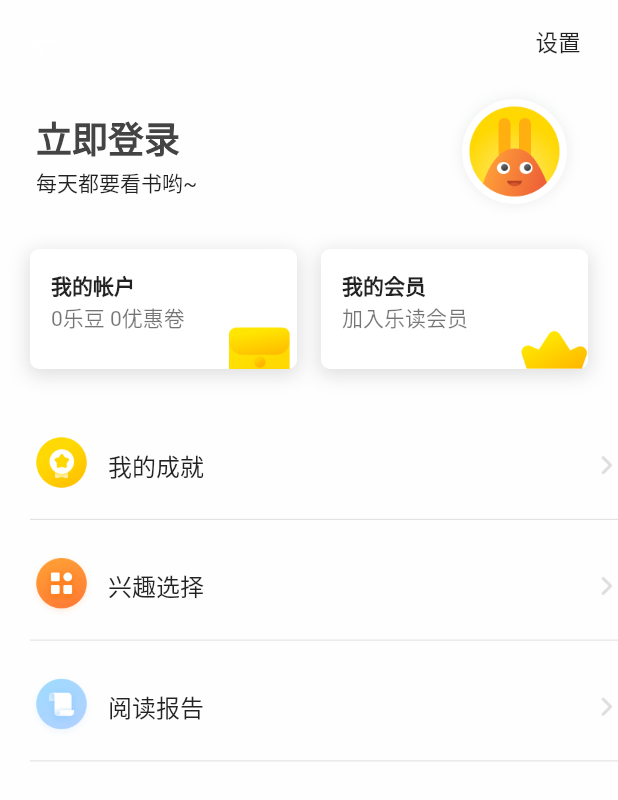
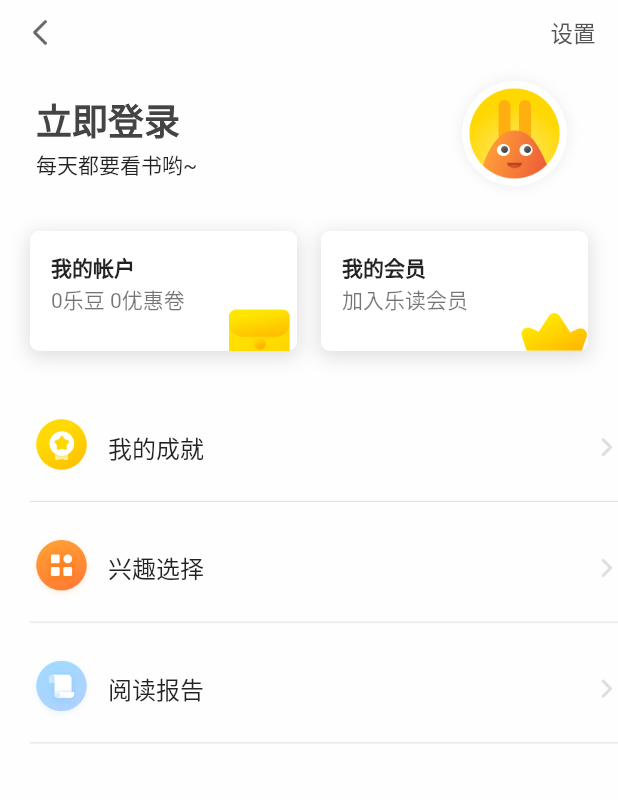
Before and after one commit to jason1024po/flutter_yuedu, a Flutter app: the MyPage screen opened by its route, on a phone screen of 412 x 824 dp. Shown: the top 800 px of the screen. Run offline on Flutter 3.47's test engine with Material 2 defaults, Android fonts, the phone set to English and light mode, and no system bars; our stand-ins replace cached_network_image, flutter_swiper, webview_flutter; missing offline and left inert: flutter_splash_screen, underline_indicator; network calls fail.

Commit message:
代码优化

```diff
--- a/lib/pages/main/main_page.dart
+++ b/lib/pages/main/main_page.dart
@@ -17,9 +17,6 @@ class MainPage extends StatefulWidget {
 class _MainPageState extends State<MainPage> {
   final _defaultColor = Color(0xff999999);
   final _activeColor = Color(0xff666666);
-
-  // 当前选择
-//  int _currentIndex = 0;
 
   // tabBar数据B
   List<Map<String, String>> _tabBarData;
--- a/lib/pages/member/join_member.dart
+++ b/lib/pages/member/join_member.dart
@@ -1,5 +1,5 @@
 import 'package:flutter/material.dart';
-import 'package:flutter_yuedu/widget/appbar_back.dart';
+import 'package:flutter_yuedu/widget/my_app_bar.dart';
 
 const APPBAR_SCROLL_OFFSET = 160;
 
--- a/lib/pages/my/my_page.dart
+++ b/lib/pages/my/my_page.dart
@@ -5,6 +5,7 @@ import 'package:flutter_yuedu/pages/member/join_member.dart';
 import 'package:flutter_yuedu/pages/member/my_account.dart';
 import 'package:flutter_yuedu/pages/setting/setting_page.dart';
 import 'package:flutter_yuedu/util/app_navigator.dart';
+import 'package:flutter_yuedu/widget/my_app_bar.dart';
 import 'package:provider/provider.dart';
 
 class MyPage extends StatefulWidget {
@@ -38,25 +39,25 @@ class _MyPageState extends State<MyPage> with AutomaticKeepAliveClientMixin {
     super.build(context);
     return Scaffold(
       backgroundColor: Color(0xfffefefe),
-      appBar: AppBar(
-        brightness: Brightness.light,
-        elevation: elevation,
-        backgroundColor: Color(0xfffefefe),
+      appBar: MyAppBar(
         actions: <Widget>[
           SizedBox(
-            width: 80,
-            height: 30,
+            width: 60,
             child: FlatButton(
-              child: Text(
-                "设置",
-                style: TextStyle(fontSize: 15),
+              padding: const EdgeInsets.all(0),
+              child: Align(
+                alignment: Alignment.center,
+                child: Text(
+                  "设置",
+                  style: TextStyle(fontSize: 15, color: Color(0xff555555)),
+                ),
               ),
               onPressed: () {
                 Navigator.of(context).push(
                     MaterialPageRoute(builder: (context) => SettingPage()));
               },
             ),
-          )
+          ),
         ],
       ),
       body: NotificationListener<ScrollNotification>(
--- /dev/null
+++ b/lib/widget/my_app_bar.dart
@@ -0,0 +1,47 @@
+import 'package:flutter/material.dart';
+
+/// appbar 返回按钮类型
+enum AppBarBackType { Back, Close }
+
+// 自定义 AppBar
+class MyAppBar extends AppBar with PreferredSizeWidget {
+  @override
+  get preferredSize => Size.fromHeight(44);
+  MyAppBar(
+      {Key key,
+      Widget title,
+      AppBarBackType leadingType,
+      Widget leading,
+      Brightness brightness,
+      Color backgroundColor,
+      List<Widget> actions,
+      double elevation})
+      : super(
+          key: key,
+          title: title,
+          brightness: brightness ?? Brightness.light,
+          backgroundColor: backgroundColor ?? Color(0xfffefefe),
+          leading: leading ?? AppBarBack(leadingType ?? AppBarBackType.Back),
+          actions: actions,
+          elevation: elevation ?? 0,
+        );
+}
+
+// 自定义返回按钮
+class AppBarBack extends StatelessWidget {
+  final AppBarBackType _backType;
+
+  AppBarBack([this._backType]);
+
+  @override
+  Widget build(BuildContext context) {
+    return GestureDetector(
+      onTap: () {
+        Navigator.pop(context);
+      },
+      child: _backType == AppBarBackType.Close
+          ? Image.asset("images/main/parentveri_close.png")
+          : Image.asset("images/main/btn_back_normal.png"),
+    );
+  }
+}
```
Also changed, not shown: lib/pages/login/login_page.dart (+5 -6 lines), lib/pages/login/mobile_login_page.dart (+2 -7 lines), lib/pages/member/my_account.dart (+2 -7 lines), lib/pages/search/search_page.dart (+3 -17 lines), lib/pages/setting/setting_page.dart (+4 -11 lines), lib/widget/appbar_back.dart (deleted, +0 -22 lines).
